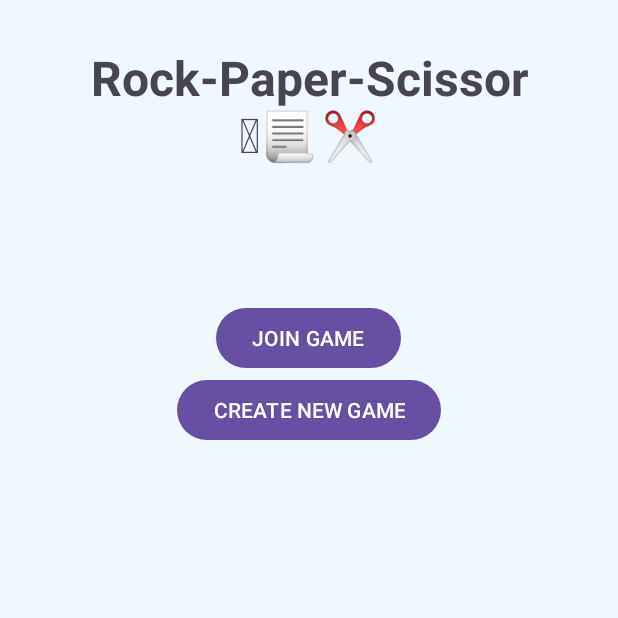
After one commit to almahfuz777/Rock-Paper-Scissor, an Android app: the MultiplayerActivity screen opened directly, with no data from a screen before it, on a phone screen of 412 x 824 dp, the top half of it. The commit adds this screen. Run offline under Robolectric (Android 15) with nearby library versions, the phone set to English and light mode, and no system bars; our stand-ins replace Firebase (no records; nobody signed in at launch, a user with empty details on screens opened directly).

Commit message:
add MultiplayerActivity

```diff
--- /dev/null
+++ b/app/src/main/res/layout/activity_multiplayer.xml
@@ -0,0 +1,140 @@
+<?xml version="1.0" encoding="utf-8"?>
+<RelativeLayout xmlns:android="http://schemas.android.com/apk/res/android"
+    xmlns:tools="http://schemas.android.com/tools"
+    android:id="@+id/main"
+    android:layout_width="match_parent"
+    android:layout_height="match_parent"
+    android:background="#f0f8ff"
+    android:orientation="vertical"
+    tools:context=".MainActivity">
+
+    <!--    Heading (App Name)-->
+    <LinearLayout
+        android:id="@+id/heading"
+        android:layout_width="match_parent"
+        android:layout_height="wrap_content"
+        android:layout_marginTop="30dp"
+        android:gravity="center"
+        android:orientation="horizontal">
+
+        <TextView
+            android:layout_width="wrap_content"
+            android:layout_height="wrap_content"
+            android:gravity="center"
+            android:text="Rock-Paper-Scissor\n🪨📃✂️"
+            android:textSize="32dp"
+            android:textStyle="bold" />
+    </LinearLayout>
+
+
+    <!--    mainArea-->
+    <LinearLayout
+        android:layout_width="match_parent"
+        android:layout_height="match_parent"
+        android:layout_below="@id/heading"
+        android:layout_marginHorizontal="50dp"
+        android:layout_marginTop="80dp"
+        android:orientation="vertical">
+
+        <!-- gameType -->
+        <LinearLayout
+            android:id="@+id/joinType"
+            android:layout_width="match_parent"
+            android:layout_height="wrap_content"
+            android:orientation="vertical">
+
+            <Button
+                android:id="@+id/joinBtn"
+                android:layout_width="wrap_content"
+                android:layout_height="wrap_content"
+                android:layout_gravity="center"
+                android:layout_marginTop="10dp"
+                android:onClick="joinBtn"
+                android:text="JOIN GAME" />
+
+            <Button
+                android:id="@+id/createBtn"
+                android:layout_width="wrap_content"
+                android:layout_height="wrap_content"
+                android:layout_gravity="center"
+                android:layout_marginTop="0dp"
+                android:onClick="createBtn"
+                android:text="CREATE NEW GAME" />
+        </LinearLayout>
+
+        <LinearLayout
+            android:id="@+id/inputArea"
+            android:layout_width="match_parent"
+            android:layout_height="wrap_content"
+            android:orientation="vertical"
+            android:visibility="gone">
+
+            <EditText
+                android:id="@+id/username"
+                android:layout_width="match_parent"
+                android:layout_height="wrap_content"
+                android:hint="Player Name"
+                android:inputType="text"
+                android:textColor="@color/hintColor"
+                android:textColorHint="@color/hintColor" />
+
+            <EditText
+                android:id="@+id/gameID"
+                android:layout_width="match_parent"
+                android:layout_height="wrap_content"
+                android:clickable="false"
+                android:editable="false"
+                android:hint="Game ID: "
+                android:inputType="none"
+                android:textColor="@color/hintColor"
+                android:textColorHint="@color/hintColor" />
+
+            <Button
+                android:id="@+id/submitBtn"
+                android:layout_width="wrap_content"
+                android:layout_height="wrap_content"
+                android:layout_gravity="center"
+                android:layout_marginTop="10dp"
+                android:onClick="submit"
+                android:text="CREATE GAME" />
+
+            <Button
+                android:id="@+id/backBtn"
+                android:layout_width="wrap_content"
+                android:layout_height="wrap_content"
+                android:layout_gravity="center"
+                android:onClick="backToMainMenu"
+                android:text="🔙" />
+        </LinearLayout>
+        <LinearLayout
+            android:id="@+id/loadingScreen"
+            android:layout_width="wrap_content"
+            android:layout_height="wrap_content"
+            android:layout_gravity="center"
+            android:orientation="vertical"
+            android:visibility="gone">
+            <ProgressBar
+                android:id="@+id/loadingIndicator"
+                android:layout_width="wrap_content"
+                android:layout_height="wrap_content"
+                android:layout_gravity="center"/>
+            <TextView
+                android:layout_width="wrap_content"
+                android:layout_height="wrap_content"
+                android:text="Waiting For Opponent"
+                android:textSize="20dp"/>
+            <TextView
+                android:id="@+id/displayGameID"
+                android:layout_width="wrap_content"
+                android:layout_height="wrap_content"
+                android:layout_gravity="center"
+                android:text="GameID: "
+                android:textSize="18dp"/>
+
+        </LinearLayout>
+
+
+
+    </LinearLayout>
+
+</RelativeLayout>
--- a/app/src/main/res/values/colors.xml
+++ b/app/src/main/res/values/colors.xml
@@ -7,5 +7,6 @@
     <color name="gif_bg">#fefcfe</color>
     <color name="purple">#4e008e</color>
     <color name="red">#FF0000</color>
+    <color name="hintColor">#808080</color>
 
 </resources>
```
Also changed, not shown: app/src/main/AndroidManifest.xml (+8 -0 lines), app/src/main/java/com/example/rockpaperscissor/MultiplayerActivity.java (added, +193 -0 lines), 1 other file.
